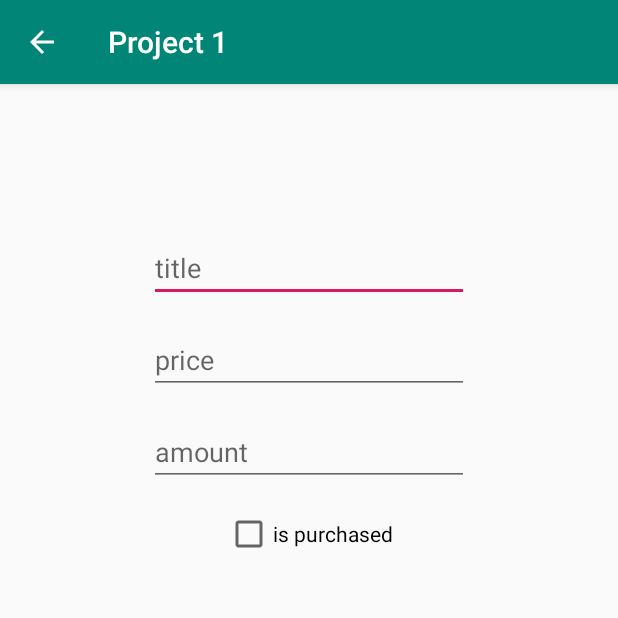
After one commit to Tobiasz-Rumian/Android1, an Android app: the ProductViewActivity screen opened directly, with no data from a screen before it, on a phone screen of 412 x 824 dp, the top half of it. The commit adds this screen. Run offline under Robolectric (Android 15) with nearby library versions, the phone set to English and light mode, and no system bars; our stand-ins replace Room's generated code, RxJava.

Commit message:
Create product view activity

```diff
--- a/app/build.gradle
+++ b/app/build.gradle
@@ -18,7 +18,7 @@ android {
         javaCompileOptions {
             annotationProcessorOptions {
                 arguments = ["room.schemaLocation": "$projectDir/schemas".toString(),
-                             "room.incremental": "true"]
+                             "room.incremental"   : "true"]
             }
         }
     }
--- a/app/src/main/AndroidManifest.xml
+++ b/app/src/main/AndroidManifest.xml
@@ -9,9 +9,10 @@
         android:roundIcon="@mipmap/ic_launcher_round"
         android:supportsRtl="true"
         android:theme="@style/AppTheme">
+        <activity android:name=".ProductViewActivity" android:parentActivityName=".ProductListActivity"></activity>
         <activity
             android:name=".OptionsActivity"
-            android:parentActivityName=".MainActivity"></activity>
+            android:parentActivityName=".MainActivity" />
         <activity
             android:name=".ProductListActivity"
             android:parentActivityName=".MainActivity" />
--- a/app/src/main/java/com/example/project1/ProductListActivity.kt
+++ b/app/src/main/java/com/example/project1/ProductListActivity.kt
@@ -4,13 +4,11 @@ import android.content.Context
 import android.content.SharedPreferences
 import android.graphics.Color
 import android.os.Bundle
-import android.util.Log
 import android.view.View
 import android.widget.Button
 import android.widget.ListView
 import androidx.appcompat.app.AppCompatActivity
 import com.example.project1.adapters.ProductArrayAdapter
-import com.example.project1.database.AppDatabase
 import com.example.project1.models.Product
 import io.reactivex.Observable
 import io.reactivex.disposables.Disposable
@@ -26,7 +24,7 @@ class ProductListActivity : AppCompatActivity() {
     private var products = ArrayList<Product>()
     private lateinit var adapter: ProductArrayAdapter
     private lateinit var sharedPreferences: SharedPreferences
-    private lateinit var database: AppDatabase
+    private val database = MainActivity.database!!
     private val subscriptions = ArrayList<Disposable>()
     override fun onCreate(savedInstanceState: Bundle?) {
         super.onCreate(savedInstanceState)
@@ -35,8 +33,6 @@ class ProductListActivity : AppCompatActivity() {
         listView = findViewById(R.id.listOfProducts)
         addButton = findViewById(R.id.addProductButton)
         deleteButton = findViewById(R.id.removeProductButton)
-
-        database = MainActivity.database!!
 
         sharedPreferences = applicationContext.getSharedPreferences(
             applicationContext.packageName,
--- /dev/null
+++ b/app/src/main/java/com/example/project1/ProductViewActivity.kt
@@ -0,0 +1,63 @@
+package com.example.project1
+
+import android.os.Bundle
+import android.util.Log
+import android.view.View
+import android.widget.Button
+import android.widget.CheckBox
+import android.widget.EditText
+import androidx.appcompat.app.AppCompatActivity
+import com.example.project1.models.Product
+import io.reactivex.Observable
+import io.reactivex.disposables.Disposable
+import io.reactivex.schedulers.Schedulers
+
+
+class ProductViewActivity : AppCompatActivity() {
+    private val database = MainActivity.database!!
+    private val subscriptions = ArrayList<Disposable>()
+    private lateinit var product: Product
+    private lateinit var titleTextBox: EditText
+    private lateinit var priceTextBox: EditText
+    private lateinit var amountTextBox: EditText
+    private lateinit var isPurchasedCheckBox: CheckBox
+    private lateinit var saveButton: Button
+    private lateinit var deleteButton: Button
+    override fun onCreate(savedInstanceState: Bundle?) {
+        super.onCreate(savedInstanceState)
+        setContentView(R.layout.activity_product_view)
+        titleTextBox = findViewById(R.id.titleTextBox)
+        priceTextBox = findViewById(R.id.priceTextBox)
+        amountTextBox = findViewById(R.id.amountTextBox)
+        isPurchasedCheckBox = findViewById(R.id.isPurchasedCheckBox)
+        saveButton = findViewById(R.id.saveButton)
+        deleteButton = findViewById(R.id.deleteButton)
+    }
+
+    override fun onStart() {
+        super.onStart()
+        val productId = intent.getIntExtra("productId",-1)
+        if(productId>0){
+            subscriptions.add(
+                Observable.just(database)
+                    .subscribeOn(Schedulers.io())
+                    .subscribe { db ->
+                        run {
+                            product = db.productDao().findById(productId)
+                            runOnUiThread {
+                                titleTextBox.setText(product.title)
+                                priceTextBox.setText(product.price.toString())
+                                amountTextBox.setText(product.amount.toString())
+                                isPurchasedCheckBox.isChecked = product.purchased
+                                deleteButton.visibility = View.VISIBLE
+                            }
+                        }
+                    })
+        }
+    }
+
+    override fun onDestroy() {
+        super.onDestroy()
+        subscriptions.forEach(Disposable::dispose)
+    }
+}
--- a/app/src/main/java/com/example/project1/adapters/ProductArrayAdapter.kt
+++ b/app/src/main/java/com/example/project1/adapters/ProductArrayAdapter.kt
@@ -2,7 +2,7 @@ package com.example.project1.adapters
 
 import android.app.Activity
 import android.content.Context
-import android.util.Log
+import android.content.Intent
 import android.view.LayoutInflater
 import android.view.View
 import android.view.ViewGroup
@@ -10,6 +10,7 @@ import android.widget.ArrayAdapter
 import android.widget.CheckBox
 import android.widget.TextView
 import com.example.project1.MainActivity
+import com.example.project1.ProductViewActivity
 import com.example.project1.R
 import com.example.project1.models.Product
 import io.reactivex.Observable
@@ -42,6 +43,11 @@ class ProductArrayAdapter(context: Context, resource: Int, objects: ArrayList<ou
                     }
                 }
         }
+        view.setOnClickListener {
+            val intent = Intent(context, ProductViewActivity::class.java)
+            intent.putExtra("productId",product.uid)
+            context.startActivity(intent)
+        }
         isPurchased.isChecked = product.purchased
         return view
     }
--- /dev/null
+++ b/app/src/main/res/layout/activity_product_view.xml
@@ -0,0 +1,76 @@
+<?xml version="1.0" encoding="utf-8"?>
+<androidx.constraintlayout.widget.ConstraintLayout xmlns:android="http://schemas.android.com/apk/res/android"
+    xmlns:app="http://schemas.android.com/apk/res-auto"
+    xmlns:tools="http://schemas.android.com/tools"
+    android:layout_width="match_parent"
+    android:layout_height="match_parent"
+    tools:context=".ProductViewActivity">
+
+    <EditText
+        android:id="@+id/titleTextBox"
+        android:layout_width="wrap_content"
+        android:layout_height="wrap_content"
+        android:layout_marginTop="100dp"
+        android:ems="10"
+        android:hint="title"
+        android:inputType="textPersonName"
+        app:layout_constraintEnd_toEndOf="parent"
+        app:layout_constraintStart_toStartOf="parent"
+        app:layout_constraintTop_toTopOf="parent" />
+
+    <EditText
+        android:id="@+id/priceTextBox"
+        android:layout_width="wrap_content"
+        android:layout_height="wrap_content"
+        android:layout_marginTop="16dp"
+        android:ems="10"
+        android:hint="price"
+        android:inputType="number"
+        app:layout_constraintEnd_toEndOf="parent"
+        app:layout_constraintStart_toStartOf="parent"
+        app:layout_constraintTop_toBottomOf="@+id/titleTextBox" />
+
+    <EditText
+        android:id="@+id/amountTextBox"
+        android:layout_width="wrap_content"
+        android:layout_height="wrap_content"
+        android:layout_marginTop="16dp"
+        android:ems="10"
+        android:hint="amount"
+        android:inputType="number"
+        app:layout_constraintEnd_toEndOf="parent"
+        app:layout_constraintStart_toStartOf="parent"
+        app:layout_constraintTop_toBottomOf="@+id/priceTextBox" />
+
+    <CheckBox
+        android:id="@+id/isPurchasedCheckBox"
+        android:layout_width="wrap_content"
+        android:layout_height="wrap_content"
+        android:layout_marginTop="16dp"
+        android:text="is purchased"
+        app:layout_constraintEnd_toEndOf="parent"
+        app:layout_constraintStart_toStartOf="parent"
+        app:layout_constraintTop_toBottomOf="@+id/amountTextBox" />
+
+    <Button
+        android:id="@+id/saveButton"
+        android:layout_width="wrap_content"
+        android:layout_height="wrap_content"
+        android:layout_marginStart="32dp"
+        android:layout_marginTop="16dp"
+        android:text="Save"
+        android:visibility="gone"
+        app:layout_constraintStart_toStartOf="parent"
+        app:layout_constraintTop_toBottomOf="@+id/isPurchasedCheckBox" />
+
+    <Button
+        android:id="@+id/deleteButton"
+        android:layout_width="wrap_content"
+        android:layout_height="wrap_content"
+        android:layout_marginTop="16dp"
+        android:layout_marginEnd="32dp"
+        android:text="Delete"
+        android:visibility="gone"
+        app:layout_constraintEnd_toEndOf="parent"
+        app:layout_constraintTop_toBottomOf="@+id/isPurchasedCheckBox" />
+</androidx.constraintlayout.widget.ConstraintLayout>
```
